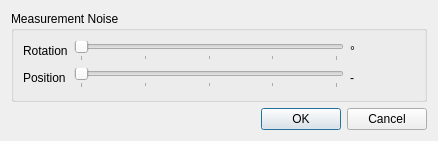
Before: the Qt Designer form filter-kalman/ftnoir_kalman_filtercontrols.ui in opentrack/opentrack, drawn with Qt 5.
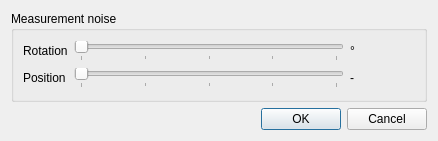
After: the same form once the commit is applied. Icons and pictures are not drawn.

Patch:
```diff
--- a/filter-kalman/ftnoir_kalman_filtercontrols.ui
+++ b/filter-kalman/ftnoir_kalman_filtercontrols.ui
@@ -39,7 +39,7 @@
    <item>
     <widget class="QGroupBox" name="groupBox_2">
      <property name="title">
-      <string>Measurement Noise</string>
+      <string>Measurement noise</string>
      </property>
      <layout class="QGridLayout" name="gridLayout_2">
       <item row="0" column="0">
```
Left out of the diff: 4 changed lines with no effect on the pictures.
